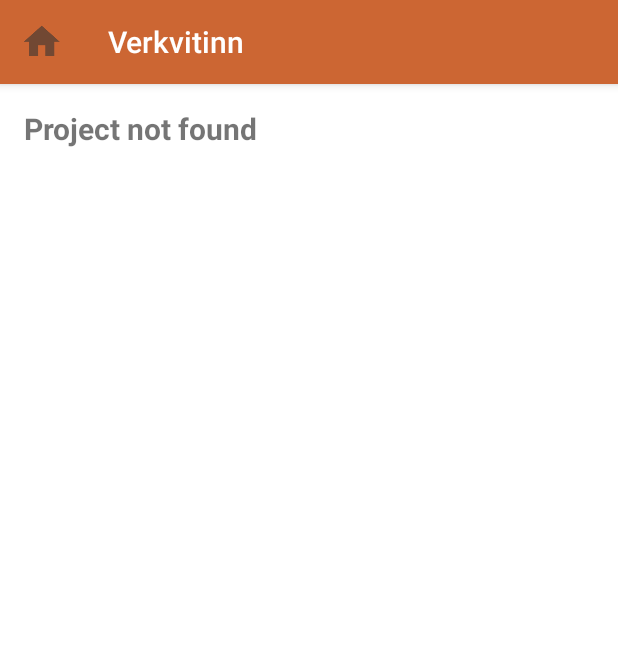
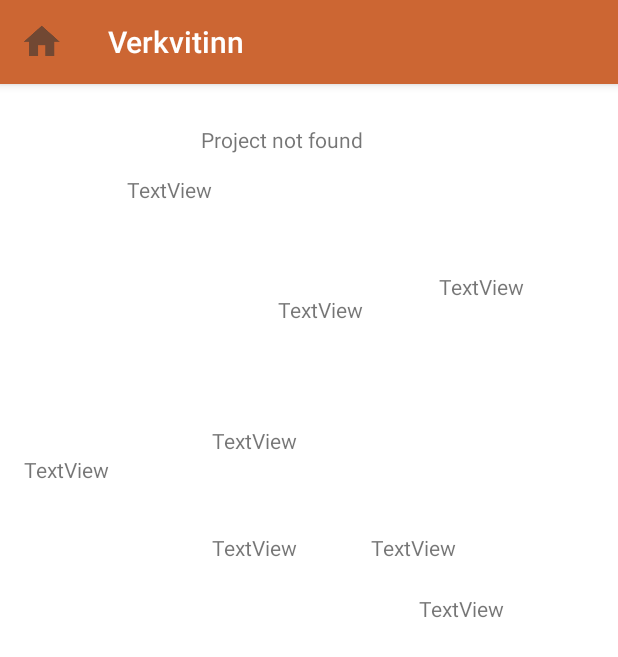
Before and after one commit to Schuleboogie/verkvitinn-android, an Android app: the ProjectScreen screen opened directly, with no data from a screen before it, on a phone screen of 412 x 824 dp. Shown: the top 657 px of the screen. Run offline under Robolectric (Android 15) with nearby library versions, the phone set to English and light mode, and no system bars.

Commit message:
project view uþb komið

```diff
--- a/app/src/main/AndroidManifest.xml
+++ b/app/src/main/AndroidManifest.xml
@@ -25,6 +25,7 @@
             android:label="@string/title_activity_login" />
         <activity android:name=".HomeScreen" />
         <activity android:name=".CreateProject" />
+        <activity android:name=".project_screen" />
         <activity
             android:name=".AndroidDatabaseManager"
             android:theme="@style/Theme.AppCompat.Light" />
--- a/app/src/main/java/is/hi/verkvitinn/CreateProject.java
+++ b/app/src/main/java/is/hi/verkvitinn/CreateProject.java
@@ -6,16 +6,13 @@ import android.os.Bundle;
 import android.view.MenuItem;
 import android.view.View;
 import android.widget.EditText;
-import android.widget.ImageView;
 import android.widget.Toast;
 
 import java.util.Date;
 
 import is.hi.verkvitinn.persistence.entities.Project;
 import is.hi.verkvitinn.persistence.repositories.ProjectRepository;
-import is.hi.verkvitinn.persistence.repositories.UserRepository;
 import is.hi.verkvitinn.service.ProjectService;
-import is.hi.verkvitinn.service.UserService;
 
 public class CreateProject extends AppCompatActivity {
     ProjectService projectService;
@@ -33,7 +30,7 @@ public class CreateProject extends AppCompatActivity {
         setContentView(R.layout.activity_create_project);
         this.projectService = new ProjectService(projects, null);
 
-        projectNameField = (EditText) findViewById(R.id.projectName);
+        projectNameField = (EditText) findViewById(R.id.tv_projectName);
         projectDescriptionField = (EditText) findViewById(R.id.projectDescription);
         projectLocationField = (EditText) findViewById(R.id.projectLocation);
         projectToolsField = (EditText) findViewById(R.id.projectTools);
--- a/app/src/main/java/is/hi/verkvitinn/HomeScreen.java
+++ b/app/src/main/java/is/hi/verkvitinn/HomeScreen.java
@@ -57,6 +57,12 @@ public class HomeScreen extends AppCompatActivity {
         Intent intent = new Intent(this, CreateProject.class);
         startActivity(intent);
     }
+
+    public void showProject(View view) {
+        Intent intent = new Intent(this, project_screen.class);
+        startActivity(intent);
+    }
+
     private void displayProjects() {
         List<Project> foundProjects = projectService.findByAdmin("Skúli Ingvarsson", this);
         if (foundProjects != null) {
--- a/app/src/main/java/is/hi/verkvitinn/persistence/repositories/ProjectRepository.java
+++ b/app/src/main/java/is/hi/verkvitinn/persistence/repositories/ProjectRepository.java
@@ -4,6 +4,7 @@ import android.content.ContentValues;
 import android.content.Context;
 import android.database.Cursor;
 import android.database.sqlite.SQLiteDatabase;
+import android.util.Log;
 
 import is.hi.verkvitinn.persistence.entities.Project;
 import is.hi.verkvitinn.persistence.entities.User;
@@ -82,6 +83,7 @@ public class ProjectRepository {
 				}
 				String[] workers = convertStringToArray(results.getString(9));
 				String[] headWorkers = convertStringToArray(results.getString(10));
+				Log.d(results.getString(1), "fann þetta með þessu id");
 				foundProject = new Project(results.getString(1), results.getString(2), results.getString(3), results.getString(4), results.getString(5), results.getString(6), startTime, finishTime, workers, headWorkers, results.getString(11));
 				results.moveToNext();
 			}
@@ -115,6 +117,7 @@ public class ProjectRepository {
 				}
 				String[] workers = convertStringToArray(results.getString(9));
 				String[] headWorkers = convertStringToArray(results.getString(10));
+				Log.d(results.getString(0), "--id");
 				foundProject = new Project(results.getString(1), results.getString(2), results.getString(3), results.getString(4), results.getString(5), results.getString(6), startTime, finishTime, workers, headWorkers, results.getString(11));
 				foundProjects.add(foundProject);
 				results.moveToNext();
--- a/app/src/main/res/layout/activity_create_project.xml
+++ b/app/src/main/res/layout/activity_create_project.xml
@@ -18,7 +18,7 @@
         android:layout_alignParentTop="true"
         android:layout_alignParentLeft="true"
         android:layout_alignParentStart="true"
-        android:id="@+id/projectName"
+        android:id="@+id/tv_projectName"
         android:hint="Project name" />
 
     <EditText
@@ -26,7 +26,7 @@
         android:layout_height="wrap_content"
         android:inputType="textMultiLine"
         android:ems="10"
-        android:layout_below="@+id/projectName"
+        android:layout_below="@+id/tv_projectName"
         android:layout_alignParentLeft="true"
         android:layout_alignParentStart="true"
         android:layout_marginTop="27dp"
--- a/app/src/main/res/layout/activity_project_screen.xml
+++ b/app/src/main/res/layout/activity_project_screen.xml
@@ -11,12 +11,111 @@
     tools:context="is.hi.verkvitinn.ProjectScreen">
 
     <TextView
-        android:layout_width="match_parent"
+        android:id="@+id/tv_projectName"
+        android:layout_width="wrap_content"
         android:layout_height="wrap_content"
-        android:id="@+id/projectName"
+        android:layout_marginLeft="118dp"
+        android:layout_marginStart="118dp"
+        android:layout_marginTop="11dp"
+        android:text="TextView"
         android:layout_alignParentTop="true"
         android:layout_alignParentLeft="true"
-        android:layout_alignParentStart="true"
-        android:textSize="20sp"
-        android:textStyle="normal|bold" />
+        android:layout_alignParentStart="true" />
+
+    <TextView
+        android:id="@+id/tv_admin"
+        android:layout_width="wrap_content"
+        android:layout_height="wrap_content"
+        android:layout_alignEnd="@+id/tv_projectName"
+        android:layout_alignRight="@+id/tv_projectName"
+        android:layout_below="@+id/tv_projectName"
+        android:layout_marginTop="94dp"
+        android:text="TextView" />
+
+    <TextView
+        android:id="@+id/tv_description"
+        android:layout_width="wrap_content"
+        android:layout_height="wrap_content"
+        android:layout_alignEnd="@+id/tv_admin"
+        android:layout_alignRight="@+id/tv_admin"
+        android:layout_below="@+id/tv_admin"
+        android:layout_marginEnd="44dp"
+        android:layout_marginRight="44dp"
+        android:layout_marginTop="68dp"
+        android:text="TextView" />
+
+    <TextView
+        android:id="@+id/tv_location"
+        android:layout_width="wrap_content"
+        android:layout_height="wrap_content"
+        android:text="TextView"
+        android:layout_alignBaseline="@+id/tv_tools"
+        android:layout_alignBottom="@+id/tv_tools"
+        android:layout_alignLeft="@+id/tv_description"
+        android:layout_alignStart="@+id/tv_description" />
+
+    <TextView
+        android:id="@+id/tv_tools"
+        android:layout_width="wrap_content"
+        android:layout_height="wrap_content"
+        android:layout_below="@+id/tv_description"
+        android:layout_marginLeft="49dp"
+        android:layout_marginStart="49dp"
+        android:layout_marginTop="52dp"
+        android:layout_toEndOf="@+id/tv_location"
+        android:layout_toRightOf="@+id/tv_location"
+        android:text="TextView" />
+
+    <TextView
+        android:id="@+id/tv_est_time"
+        android:layout_width="wrap_content"
+        android:layout_height="wrap_content"
+        android:layout_marginLeft="32dp"
+        android:layout_marginStart="32dp"
+        android:text="TextView"
+        android:layout_below="@+id/tv_tools"
+        android:layout_alignLeft="@+id/tv_tools"
+        android:layout_alignStart="@+id/tv_tools"
+        android:layout_marginTop="21dp" />
+
+    <TextView
+        android:id="@+id/tv_est_fisish_time"
+        android:layout_width="wrap_content"
+        android:layout_height="wrap_content"
+        android:text="TextView"
+        android:layout_below="@+id/tv_description"
+        android:layout_alignParentLeft="true"
+        android:layout_alignParentStart="true" />
+
+    <TextView
+        android:id="@+id/tv_est_start_time"
+        android:layout_width="wrap_content"
+        android:layout_height="wrap_content"
+        android:layout_alignBottom="@+id/tv_admin"
+        android:layout_alignLeft="@+id/tv_est_time"
+        android:layout_alignStart="@+id/tv_est_time"
+        android:layout_marginBottom="15dp"
+        android:layout_marginLeft="13dp"
+        android:layout_marginStart="13dp"
+        android:text="TextView" />
+
+    <TextView
+        android:id="@+id/tv_status"
+        android:layout_width="wrap_content"
+        android:layout_height="wrap_content"
+        android:text="TextView"
+        android:layout_below="@+id/tv_projectName"
+        android:layout_toLeftOf="@+id/tv_description"
+        android:layout_toStartOf="@+id/tv_description"
+        android:layout_marginTop="14dp" />
+
+    <ListView
+        android:layout_width="match_parent"
+        android:layout_height="100dp"
+        android:padding="0dp"
+        android:id="@+id/workerList"
+        android:layout_alignParentBottom="true"
+        android:layout_alignParentLeft="true"
+        android:layout_alignParentStart="true" />
+
 </RelativeLayout>
--- a/build.gradle
+++ b/build.gradle
@@ -5,7 +5,7 @@ buildscript {
         jcenter()
     }
     dependencies {
-        classpath 'com.android.tools.build:gradle:2.2.3'
+        classpath 'com.android.tools.build:gradle:2.3.0'
 
         // NOTE: Do not place your application dependencies here; they belong
         // in the individual module build.gradle files
```
Also changed, not shown: app/src/main/java/is/hi/verkvitinn/ProjectScreen.java (+37 -5 lines), app/src/main/java/is/hi/verkvitinn/project_screen.java (added, +70 -0 lines), app/src/main/res/layout/activity_home_screen.xml (+13 -0 lines), gradle/wrapper/gradle-wrapper.properties.
